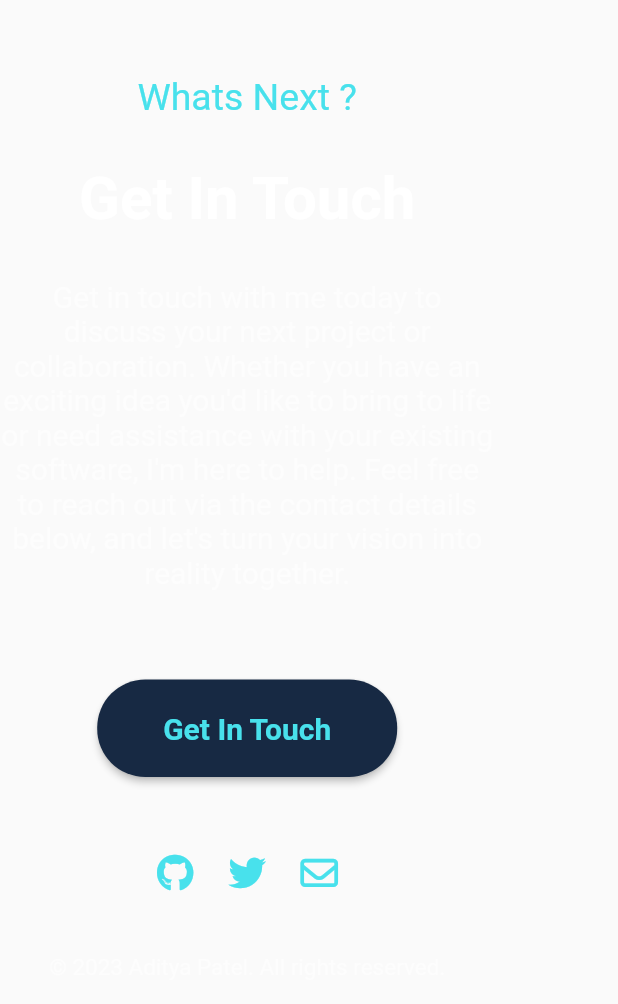
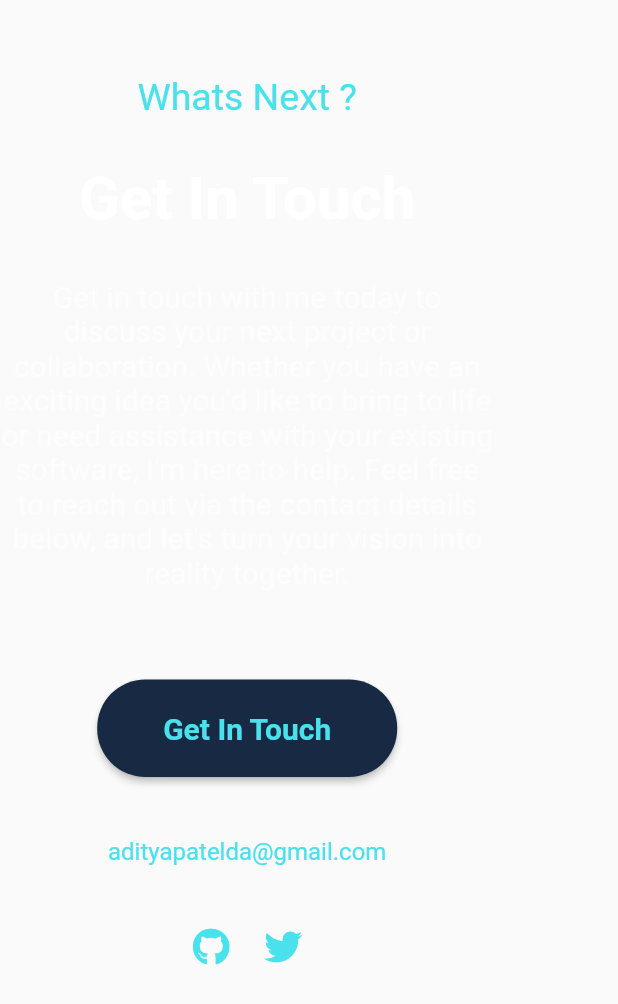
Before and after one commit to ap217/portfolio, a Flutter app: the FooterPage widget shown alone on an empty page, opened directly, on a phone screen of 412 x 824 dp. Shown: the top 1004 px of the screen. Run offline on Flutter 3.47's test engine with Material 2 defaults, Android fonts, the light colour scheme and no system bars; our stand-ins replace firebase_core, font_awesome_flutter, google_fonts, scroll_to_index; missing offline and left inert: dart:js, flutter_sequence_animation; accounts and stored records are empty.

Commit message:
typo+mail

```diff
--- a/app/lib/about_page.dart
+++ b/app/lib/about_page.dart
@@ -13,7 +13,7 @@ class _AboutPageState extends State<AboutPage> {
   Widget build(BuildContext context) {
     String str = "I Am Aditya Patel, Student Developer.";
     String str2 =
-        "I have developed Apps and Websites using Flutter; some project demos are shown below; I'm a student at Dhirubhai Ambani Institute of Communication and Technology (DAIICT), Gandhinagar. I'm pursuing ICT. Currently, I'm in 3rd year(2022-2023). I am focused on Development and DSA.";
+        "I have developed Apps and Websites using Flutter; some project demos are shown below; I'm a student at Dhirubhai Ambani Institute of Information and Communication Technology (DAIICT), Gandhinagar. I'm pursuing ICT. Currently, I'm in 3rd year(2022-2023). I am focused on Development and DSA.";
     return LayoutBuilder(
       builder: (BuildContext context, BoxConstraints constraints) {
         // Determine the screen width to define responsive behavior
--- a/app/lib/footer_page.dart
+++ b/app/lib/footer_page.dart
@@ -1,3 +1,4 @@
+import 'package:flutter/gestures.dart';
 import 'package:flutter/material.dart';
 import 'package:font_awesome_flutter/font_awesome_flutter.dart';
 import 'package:url_launcher/url_launcher.dart';
@@ -98,6 +99,16 @@ class _FooterPageState extends State<FooterPage> {
                 const SizedBox(
                   height: 40,
                 ),
+                const Text(
+                  "adityapatelda@gmail.com",
+                  style: TextStyle(
+                      color: MyColors.clr2,
+                      // fontWeight: FontWeight.bold,
+                      fontSize: 16.0),
+                ),
+                const SizedBox(
+                  height: 30,
+                ),
                 const SingleChildScrollView(
                   scrollDirection: Axis.horizontal,
                   child: Row(
@@ -112,14 +123,14 @@ class _FooterPageState extends State<FooterPage> {
                         url: 'https://twitter.com/Adi2171',
                         tip: 'twitter',
                       ),
-                      SocialMediaIconButton(
-                        icon: FontAwesomeIcons.envelope,
-                        url: 'mailto:adityapatelda@gmail.com',
-                        tip: 'adityapatelda@gmail.com',
-                        // scheme: 'mailto',
-                        // path: 'recipient@example.com',
-                        // query: 'subject=Hello&body=Hello%20there!',
-                      ),
+                      // SocialMediaIconButton(
+                      //   icon: FontAwesomeIcons.envelope,
+                      //   url: 'adityapatelda@gmail.com',
+                      //   tip: 'adityapatelda@gmail.com',
+                      //   // scheme: 'mailto',
+                      //   // path: 'recipient@example.com',
+                      //   // query: 'subject=Hello&body=Hello%20there!',
+                      // ),
                       // SocialMediaIconButton(
                       //   icon: FontAwesomeIcons.pinterest,
                       //   url: 'https://www.facebook.com/akshay.jadhav.217',
```
Also changed, not shown: 1 other file.
